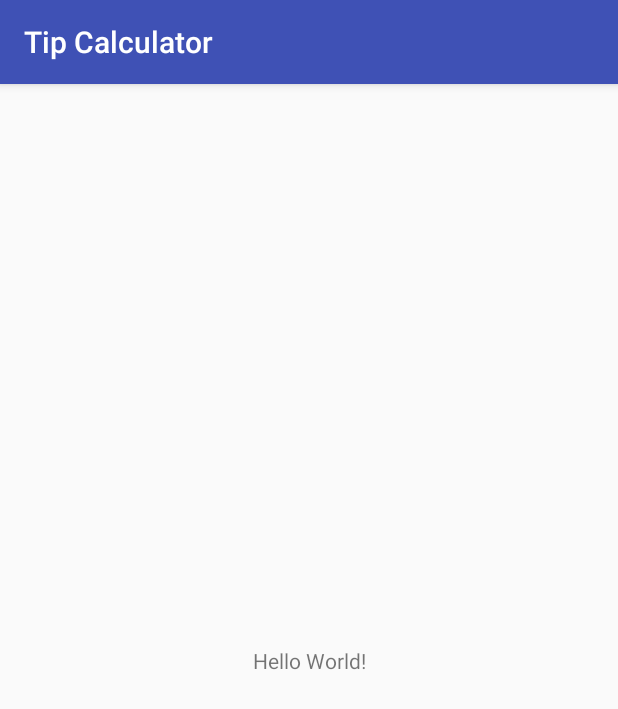
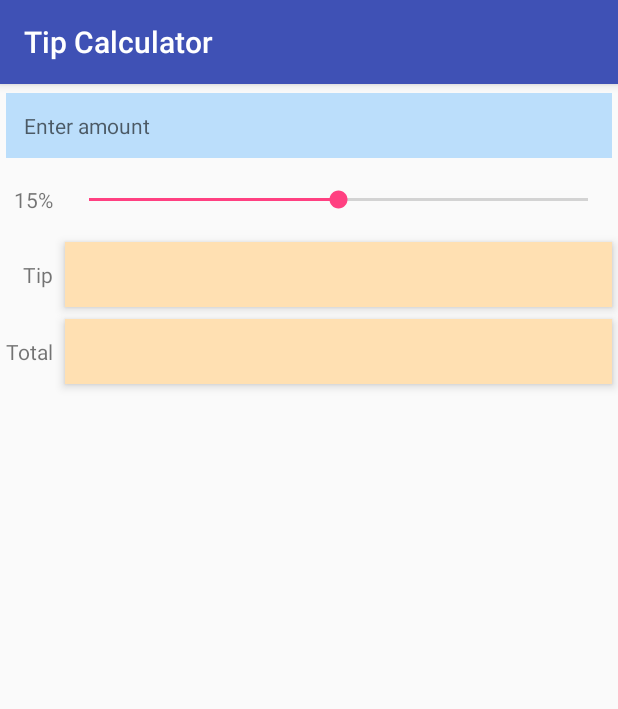
Before and after one commit to hokeroid/Tip-Calculator, an Android app: the screen it shows after launch (MainActivity), on a phone screen of 412 x 824 dp. Shown: the top 709 px of the screen. Run offline under Robolectric (Android 15) with nearby library versions, the phone set to English and light mode, and no system bars.

Commit message:
Main layout created

```diff
--- a/app/src/main/res/layout/activity_main.xml
+++ b/app/src/main/res/layout/activity_main.xml
@@ -1,18 +1,83 @@
 <?xml version="1.0" encoding="utf-8"?>
-<android.support.constraint.ConstraintLayout xmlns:android="http://schemas.android.com/apk/res/android"
-    xmlns:app="http://schemas.android.com/apk/res-auto"
+<GridLayout xmlns:android="http://schemas.android.com/apk/res/android"
     xmlns:tools="http://schemas.android.com/tools"
     android:layout_width="match_parent"
     android:layout_height="match_parent"
+    android:columnCount="2"
+    android:elevation="@dimen/elevation"
+    android:useDefaultMargins="true"
     tools:context=".MainActivity">
 
+
+    <EditText
+        android:id="@+id/amountEditText"
+        android:layout_width="match_parent"
+        android:layout_height="wrap_content"
+        android:layout_column="0"
+        android:layout_columnSpan="2"
+        android:digits="0123456789"
+        android:ems="10"
+        android:inputType="number"
+        android:maxLength="6" />
+
     <TextView
+        android:id="@+id/amountTextView"
         android:layout_width="wrap_content"
         android:layout_height="wrap_content"
-        android:text="Hello World!"
-        app:layout_constraintBottom_toBottomOf="parent"
-        app:layout_constraintLeft_toLeftOf="parent"
-        app:layout_constraintRight_toRightOf="parent"
-        app:layout_constraintTop_toTopOf="parent" />
+        android:layout_column="0"
+        android:layout_columnSpan="2"
+        android:layout_gravity="fill_horizontal"
+        android:layout_row="0"
+        android:background="@drawable/amount_background"
+        android:hint="@string/enter_amount"
+        android:padding="@dimen/textview_padding" />
 
-</android.support.constraint.ConstraintLayout>
+    <TextView
+        android:id="@+id/percentTextView"
+        android:layout_width="wrap_content"
+        android:layout_height="wrap_content"
+        android:layout_gravity="right|center_vertical"
+        android:text="@string/tip_percentage" />
+
+    <SeekBar
+        android:id="@+id/percentSeekBar"
+        android:layout_width="wrap_content"
+        android:layout_height="@dimen/seekbar_height"
+        android:layout_gravity="fill_horizontal"
+        android:max="30"
+        android:progress="15" />
+
+    <TextView
+        android:id="@+id/tipLabelTextView"
+        android:layout_width="wrap_content"
+        android:layout_height="wrap_content"
+        android:layout_gravity="right"
+        android:text="@string/tip" />
+
+    <TextView
+        android:id="@+id/tipTextView"
+        android:layout_width="wrap_content"
+        android:layout_height="wrap_content"
+        android:layout_gravity="fill_horizontal"
+        android:background="@drawable/result_background"
+        android:elevation="@dimen/elevation"
+        android:gravity="center"
+        android:padding="@dimen/textview_padding" />
+
+    <TextView
+        android:id="@+id/totalLabelTextView"
+        android:layout_width="wrap_content"
+        android:layout_height="wrap_content"
+        android:layout_gravity="right"
+        android:text="@string/total" />
+
+    <TextView
+        android:id="@+id/totalTextView"
+        android:layout_width="wrap_content"
+        android:layout_height="wrap_content"
+        android:layout_gravity="fill_horizontal"
+        android:background="@drawable/result_background"
+        android:elevation="@dimen/elevation"
+        android:gravity="center"
+        android:padding="@dimen/textview_padding" />
+</GridLayout>
--- /dev/null
+++ b/app/src/main/res/values/dimens.xml
@@ -0,0 +1,6 @@
+<?xml version="1.0" encoding="utf-8"?>
+<resources>
+    <dimen name="textview_padding">12dp</dimen>
+    <dimen name="elevation">4dp</dimen>
+    <dimen name="seekbar_height">40dp</dimen>
+</resources>
--- /dev/null
+++ b/app/src/main/res/values/refs.xml
@@ -0,0 +1,5 @@
+<?xml version="1.0" encoding="utf-8"?>
+<resources>
+    <drawable name="amount_background">#BBDEFB</drawable>
+    <drawable name="result_background">#FFE0B2</drawable>
+</resources>
--- a/app/src/main/res/values/strings.xml
+++ b/app/src/main/res/values/strings.xml
@@ -1,3 +1,7 @@
 <resources>
     <string name="app_name">Tip Calculator</string>
+    <string name="enter_amount">Enter amount</string>
+    <string name="tip_percentage">15%</string>
+    <string name="tip">Tip</string>
+    <string name="total">Total</string>
 </resources>
```
